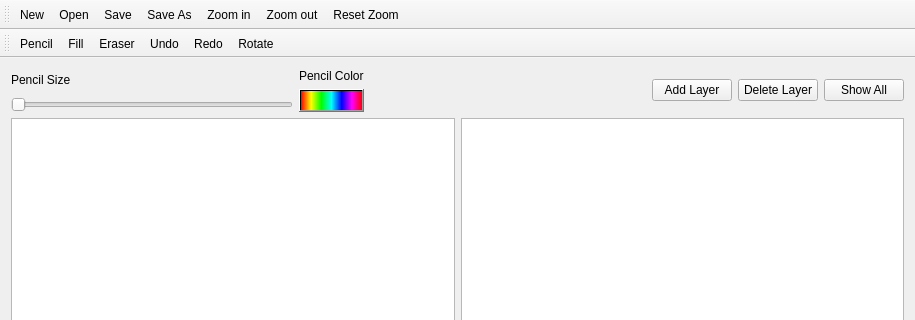
MATF-RS19/RS024-paint, file src/mainwindow.ui: the form before one commit; both pictures show x 0 to 915 and y 0 to 320 of the 915 by 709 pixel window.
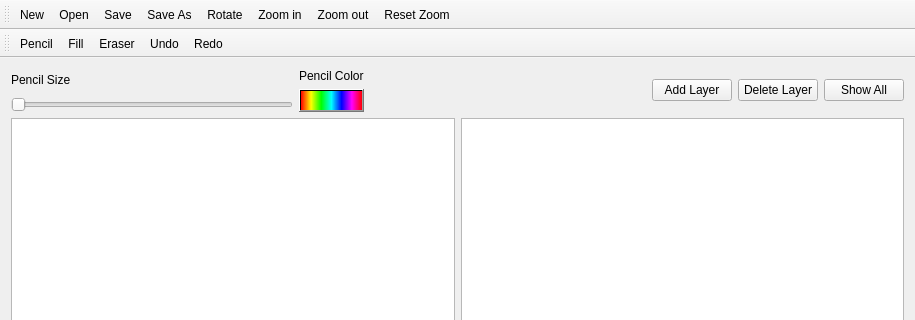
The form after the commit. Icons and pictures are not drawn.

Commit message: Layeri reimplementirani kao mapa, brisanje iz GUI-ja je sad povezano i sa layerima, spajanje vise layera sada brise layere od kojih je spojeno

```diff
--- a/src/mainwindow.ui
+++ b/src/mainwindow.ui
@@ -159,6 +159,7 @@
    <addaction name="actionOpen"/>
    <addaction name="actionSave"/>
    <addaction name="actionSave_As"/>
+   <addaction name="actionRotate"/>
    <addaction name="actionZoom_in"/>
    <addaction name="actionZoom_out"/>
    <addaction name="actionReset_Zoom"/>
@@ -178,7 +179,6 @@
    <addaction name="actionEraser"/>
    <addaction name="actionUndo"/>
    <addaction name="actionRedo"/>
-   <addaction name="actionRotate"/>
   </widget>
   <action name="actionNew">
    <property name="icon">
```
The commit also changes 4 other files.
